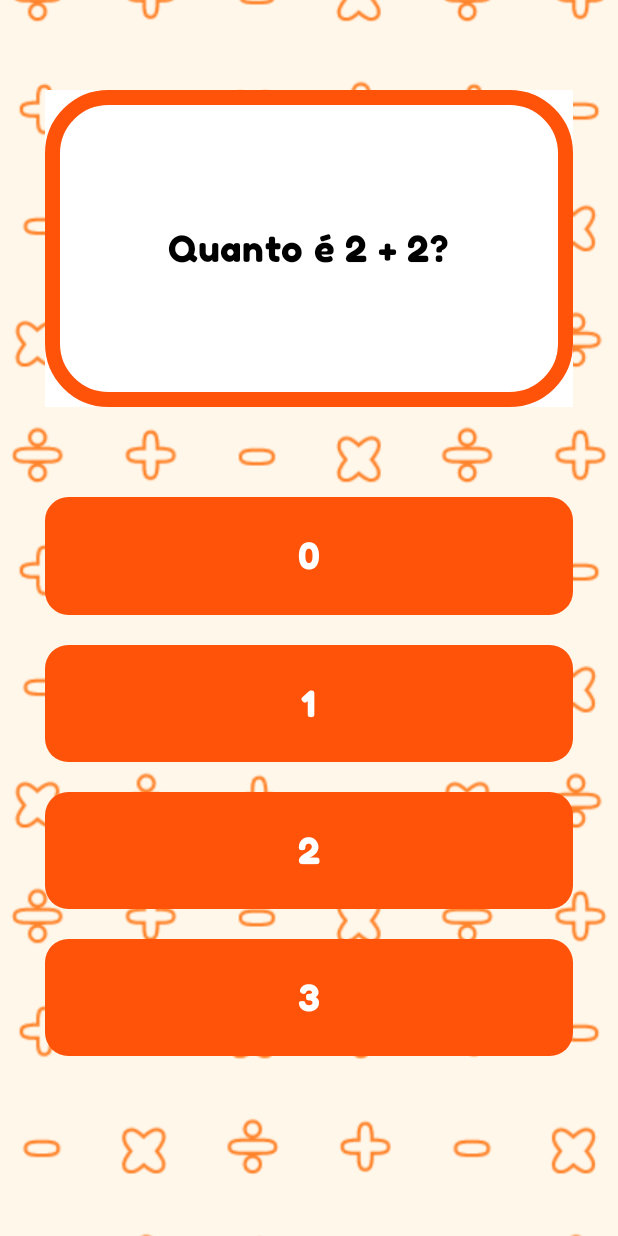
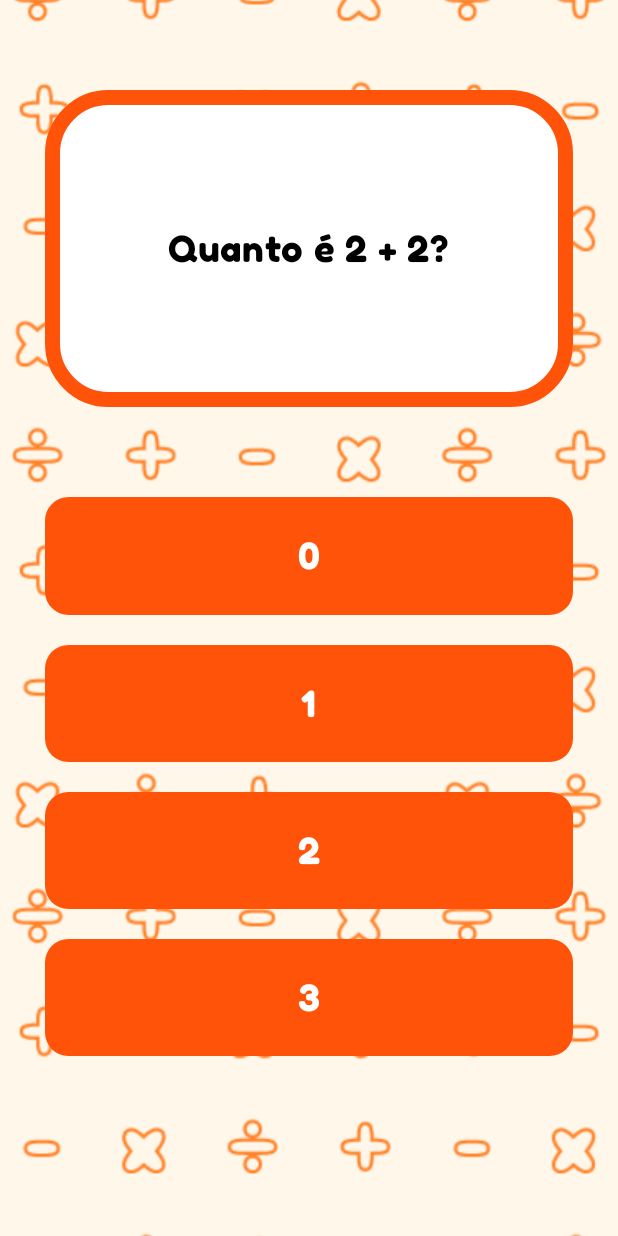
Before and after one commit to Kaiki098/EducaMat, an Android app built with Jetpack Compose: the @Preview function QuestionScreenPreview, on a phone screen of 412 x 824 dp. Run offline under Robolectric (Android 15) with nearby library versions, the phone set to English and light mode, and no system bars.

Commit message:
fix: question screen and theory screen background shape

```diff
--- a/app/src/main/java/br/com/kbat/educamat/presentation/screen/question/QuestionScreen.kt
+++ b/app/src/main/java/br/com/kbat/educamat/presentation/screen/question/QuestionScreen.kt
@@ -131,10 +131,10 @@ fun Question(
 
             Box(
                 modifier = Modifier
+                    .background(color = Color.White, shape = RoundedCornerShape(20))
+                    .border(width = 10.dp, color = Orange, shape = RoundedCornerShape(20))
                     .fillMaxWidth()
-                    .weight(0.3f)
-                    .border(width = 10.dp, color = Orange, shape = RoundedCornerShape(20))
-                    .background(color = Color.White),
+                    .weight(0.3f),
                 contentAlignment = Alignment.Center
             ) {
                 Text(
```
Also changed, not shown: app/src/main/java/br/com/kbat/educamat/presentation/screen/theory/TheoryScreen.kt (+11 -1 lines).
